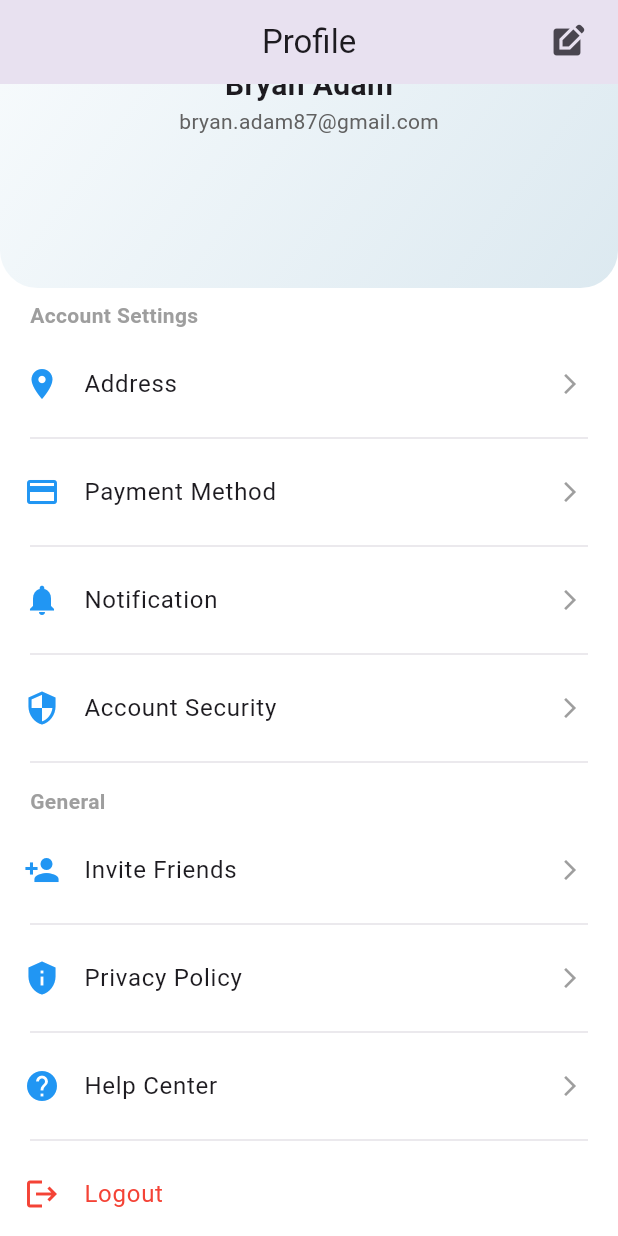
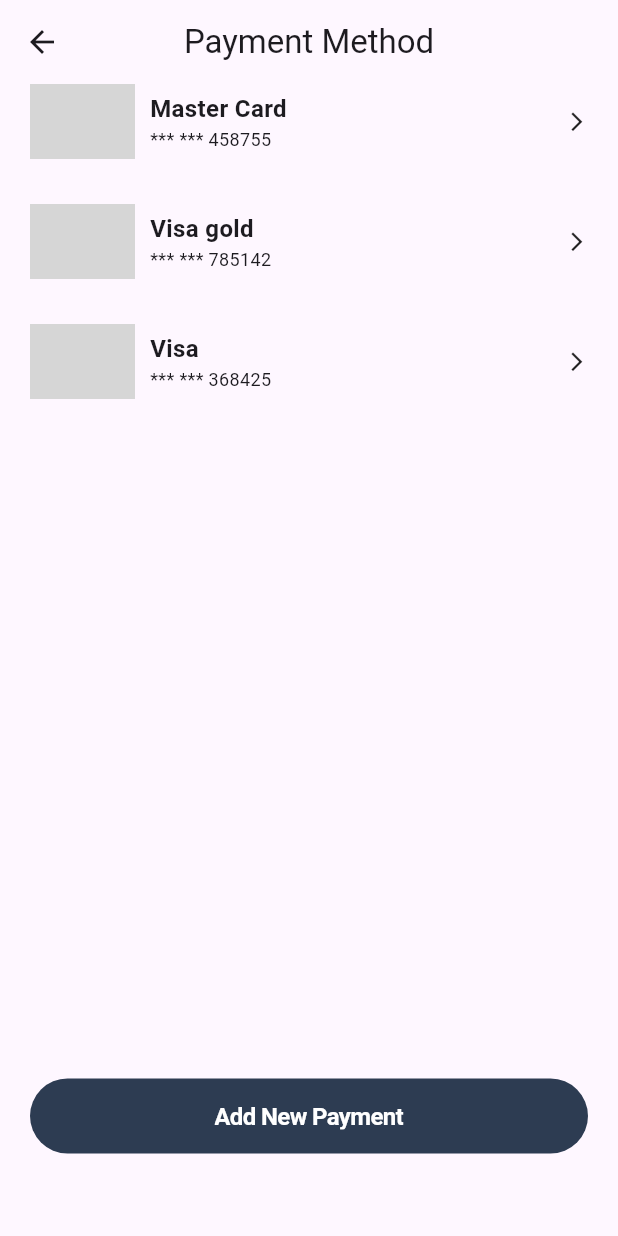
Before and after one commit to Y-absamad/Flutter_e-commerce_ODC, a Flutter app: the ProfileScreen screen opened directly, scrolled down 164 dp, after a tap on "Payment Method", on a phone screen of 412 x 824 dp. Run offline on Flutter 3.47's test engine with Material 3 defaults, Android fonts, the phone set to English and light mode, and no system bars; our stand-ins replace another_flutter_splash_screen, conditional_builder_null_safety, dio, flutter_bloc, flutter_svg, pretty_dio_logger; accounts and stored records are empty; network calls fail; grey boxes are pictures that could not be loaded.

Commit message:
update payment method screen

```diff
--- /dev/null
+++ b/lib/feature/profile/presentation/screens/payment_method.dart
@@ -0,0 +1,126 @@
+import 'package:flutter/material.dart';
+import 'package:flutter_ecommerce_odc/core/widgets/custom_button.dart';
+import 'package:flutter_svg/svg.dart';
+
+class PaymentMethod extends StatelessWidget {
+  const PaymentMethod({super.key});
+
+  @override
+  Widget build(BuildContext context) {
+    return Scaffold(
+      appBar: AppBar(
+        title: Text('Payment Method'),
+        centerTitle: true,
+      ),
+      body: Padding(
+        padding: const EdgeInsets.symmetric(horizontal: 20),
+        child: Column(
+          spacing: 30,
+          children: [
+            CustomMyCard(
+                pathIamge: 'assets/imageSvg/wallet3.svg',
+                visaName: 'Master Card',
+                visaPass: '*** *** 458755'),
+            CustomMyCard(
+                pathIamge: 'assets/imageSvg/wallet1.svg',
+                visaName: 'Visa gold',
+                visaPass: '*** *** 785142'),
+            CustomMyCard(
+                pathIamge: 'assets/imageSvg/wallet2.svg',
+                visaName: 'Visa',
+                visaPass: '*** *** 368425'),
+            Spacer(),
+            CustomButton(
+              label: 'Add New Payment',
+              onPressed: () {
+                showModalBottomSheet(
+                    showDragHandle: true,
+                    context: context,
+                    builder: (context) {
+                      return Container(
+                        height: 300,
+                        width: double.infinity,
+                        decoration: BoxDecoration(
+                          borderRadius: BorderRadius.only(
+                            topLeft: Radius.circular(20),
+                            topRight: Radius.circular(20),
+                          ),
+                        ),
+                        child: Padding(
+                          padding: const EdgeInsets.symmetric(horizontal: 20),
+                          child: Column(
+                            crossAxisAlignment: CrossAxisAlignment.start,
+                            children: [
+                              Text(
+                                'Add new payment method',
+                                style: TextStyle(
+                                    fontSize: 18, fontWeight: FontWeight.w700),
+                              ),
+                              SizedBox(height: 20),
+                              CustomMyCard(
+                                  pathIamge: 'assets/imageSvg/wallet2.svg',
+                                  visaName: 'Credit or Debit Card',
+                                  visaPass:
+                                      'Pay with your Visa or Mastercard '),
+                              Spacer(),
+                              CustomButton(label: 'Continue', onPressed: () {}),
+                              Spacer(),
+                            ],
+                          ),
+                        ),
+                      );
+                    });
+              },
+            ),
+            SizedBox(height: 25),
+          ],
+        ),
+      ),
+    );
+  }
+}
+
+class CustomMyCard extends StatelessWidget {
+  final String pathIamge;
+  final String visaName;
+  final String visaPass;
+
+  const CustomMyCard({
+    super.key,
+    required this.pathIamge,
+    required this.visaName,
+    required this.visaPass,
+  });
+
+  @override
+  Widget build(BuildContext context) {
+    return Row(
+      children: [
+        SizedBox(
+          height: 50,
+          width: 70,
+          child: SvgPicture.asset(pathIamge),
+        ),
+        SizedBox(width: 10),
+        Column(
+          crossAxisAlignment: CrossAxisAlignment.start,
+          children: [
+            Text(
+              visaName,
+              style: TextStyle(fontSize: 16, fontWeight: FontWeight.w600),
+            ),
+            Text(
+              visaPass,
+              style: TextStyle(fontSize: 12),
+            ),
+          ],
+        ),
+        Spacer(),
+        Icon(
+          Icons.arrow_forward_ios,
+          size: 15,
+        ),
+      ],
+    );
+  }
+}
--- a/lib/feature/profile/presentation/screens/profile_screen.dart
+++ b/lib/feature/profile/presentation/screens/profile_screen.dart
@@ -1,5 +1,6 @@
 import 'package:flutter/material.dart';
 import 'package:flutter_ecommerce_odc/feature/profile/presentation/screens/edit_profile_screen.dart';
+import 'package:flutter_ecommerce_odc/feature/profile/presentation/screens/payment_method.dart';
 
 class ProfileScreen extends StatelessWidget {
   const ProfileScreen({super.key});
@@ -42,7 +43,9 @@
             SettingsTile(
               icon: Icons.payment,
               title: "Payment Method",
-              onTap: () {},
+              onTap: () {
+                Navigator.push(context, MaterialPageRoute(builder: (context) => PaymentMethod() ));
+              },
             ),
             SettingsTile(
               icon: Icons.notifications,
```
